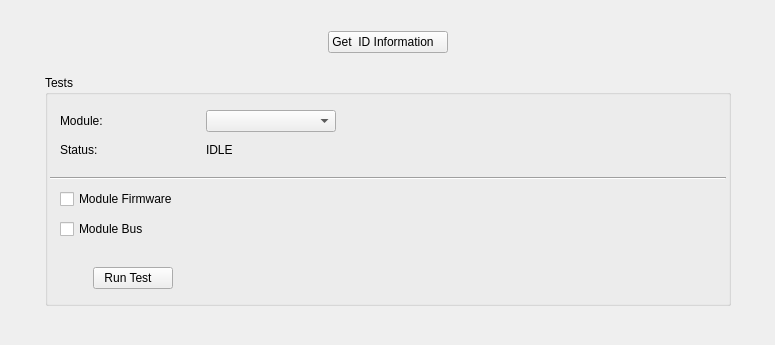
The window that slsDetectorGui/forms/form_tab_debugging.ui (slsdetectorgroup/slsDetectorPackage) describes before a commit, drawn with Qt 5.
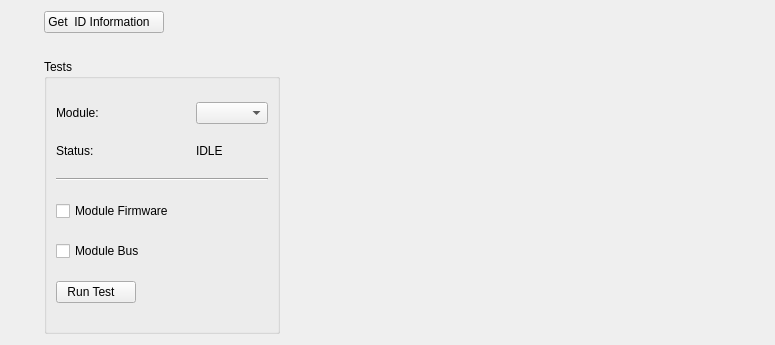
The same window after the commit. Icons and pictures are not drawn.

```diff
--- a/slsDetectorGui/forms/form_tab_debugging.ui
+++ b/slsDetectorGui/forms/form_tab_debugging.ui
@@ -31,64 +31,81 @@
   <property name="windowTitle">
    <string>Form</string>
   </property>
+  <layout class="QGridLayout" name="gridLayout_2">
+   <item row="0" column="0">
+    <widget class="QPushButton" name="btnGetInfo">
+     <property name="sizePolicy">
+      <sizepolicy hsizetype="Fixed" vsizetype="Fixed">
+       <horstretch>0</horstretch>
+       <verstretch>0</verstretch>
+      </sizepolicy>
+     </property>
+     <property name="minimumSize">
+      <size>
+       <width>0</width>
+       <height>0</height>
+      </size>
+     </property>
+     <property name="maximumSize">
+      <size>
+       <width>16777215</width>
+       <height>16777215</height>
+      </size>
+     </property>
+     <property name="text">
+      <string>Get  ID Information   </string>
+     </property>
+     <property name="icon">
+      <iconset resource="../include/icons.qrc">
+       <normaloff>:/icons/images/download.png</normaloff>:/icons/images/download.png</iconset>
+     </property>
+    </widget>
+   </item>
+   <item row="2" column="0">
   <widget class="QGroupBox" name="groupBox">
-   <property name="geometry">
-    <rect>
-     <x>45</x>
-     <y>75</y>
-     <width>686</width>
-     <height>231</height>
-    </rect>
-   </property>
    <property name="focusPolicy">
     <enum>Qt::NoFocus</enum>
    </property>
    <property name="title">
     <string>Tests</string>
    </property>
-   <widget class="QWidget" name="gridLayoutWidget_2">
-    <property name="geometry">
-     <rect>
-      <x>15</x>
-      <y>110</y>
-      <width>149</width>
-      <height>58</height>
-     </rect>
-    </property>
-    <layout class="QGridLayout" name="gridLayout_2">
-     <item row="0" column="0">
-      <widget class="QCheckBox" name="chkDetectorFirmware">
-       <property name="focusPolicy">
-        <enum>Qt::NoFocus</enum>
-       </property>
-       <property name="text">
-        <string>Module Firmware</string>
-       </property>
-      </widget>
+     <layout class="QGridLayout" name="gridLayout">
+      <item row="0" column="1">
+       <spacer name="horizontalSpacer">
+        <property name="orientation">
+         <enum>Qt::Horizontal</enum>
+        </property>
+        <property name="sizeType">
+         <enum>QSizePolicy::Fixed</enum>
+        </property>
+        <property name="sizeHint" stdset="0">
+         <size>
+          <width>10</width>
+          <height>20</height>
+         </size>
+        </property>
+       </spacer>
      </item>
      <item row="1" column="0">
-      <widget class="QCheckBox" name="chkDetectorBus">
-       <property name="focusPolicy">
-        <enum>Qt::NoFocus</enum>
+       <widget class="QLabel" name="lblStatusLabel">
+        <property name="sizePolicy">
+         <sizepolicy hsizetype="Maximum" vsizetype="Fixed">
+          <horstretch>0</horstretch>
+          <verstretch>0</verstretch>
+         </sizepolicy>
+        </property>
+        <property name="maximumSize">
+         <size>
+          <width>150</width>
+          <height>16777215</height>
+         </size>
        </property>
        <property name="text">
-        <string>Module Bus</string>
+         <string>Status:</string>
        </property>
       </widget>
      </item>
-    </layout>
-   </widget>
-   <widget class="QWidget" name="horizontalLayoutWidget">
-    <property name="geometry">
-     <rect>
-      <x>15</x>
-      <y>185</y>
-      <width>147</width>
-      <height>36</height>
-     </rect>
-    </property>
-    <layout class="QHBoxLayout" name="horizontalLayout">
-     <item>
+      <item row="5" column="0">
       <widget class="QPushButton" name="btnTest">
        <property name="sizePolicy">
         <sizepolicy hsizetype="Fixed" vsizetype="Fixed">
@@ -105,18 +122,16 @@
        </property>
       </widget>
      </item>
-    </layout>
-   </widget>
-   <widget class="QWidget" name="gridLayoutWidget_4">
-    <property name="geometry">
-     <rect>
-      <x>15</x>
-      <y>30</y>
-      <width>276</width>
-      <height>32</height>
-     </rect>
-    </property>
-    <layout class="QGridLayout" name="gridLayout_4">
+      <item row="3" column="0">
+       <widget class="QCheckBox" name="chkDetectorFirmware">
+        <property name="focusPolicy">
+         <enum>Qt::NoFocus</enum>
+        </property>
+        <property name="text">
+         <string>Module Firmware</string>
+        </property>
+       </widget>
+      </item>
      <item row="0" column="0">
       <widget class="QLabel" name="lblDetector">
        <property name="sizePolicy">
@@ -142,86 +157,17 @@
        </property>
       </widget>
      </item>
-     <item row="0" column="2">
-      <widget class="QComboBox" name="comboDetector">
-       <property name="sizePolicy">
-        <sizepolicy hsizetype="Preferred" vsizetype="Fixed">
-         <horstretch>0</horstretch>
-         <verstretch>0</verstretch>
-        </sizepolicy>
-       </property>
-       <property name="maximumSize">
-        <size>
-         <width>16777215</width>
-         <height>16777215</height>
-        </size>
-       </property>
-      </widget>
-     </item>
-     <item row="0" column="1">
-      <spacer name="horizontalSpacer">
-       <property name="orientation">
-        <enum>Qt::Horizontal</enum>
-       </property>
-       <property name="sizeType">
-        <enum>QSizePolicy::Fixed</enum>
-       </property>
-       <property name="sizeHint" stdset="0">
-        <size>
-         <width>10</width>
-         <height>20</height>
-        </size>
-       </property>
-      </spacer>
-     </item>
-    </layout>
-   </widget>
-   <widget class="QWidget" name="horizontalLayoutWidget_4">
-    <property name="geometry">
-     <rect>
-      <x>15</x>
-      <y>60</y>
-      <width>276</width>
-      <height>31</height>
-     </rect>
-    </property>
-    <layout class="QHBoxLayout" name="horizontalLayout_4">
-     <item>
-      <widget class="QLabel" name="lblStatusLabel">
-       <property name="sizePolicy">
-        <sizepolicy hsizetype="Maximum" vsizetype="Fixed">
-         <horstretch>0</horstretch>
-         <verstretch>0</verstretch>
-        </sizepolicy>
-       </property>
-       <property name="maximumSize">
-        <size>
-         <width>150</width>
-         <height>16777215</height>
-        </size>
+      <item row="4" column="0">
+       <widget class="QCheckBox" name="chkDetectorBus">
+        <property name="focusPolicy">
+         <enum>Qt::NoFocus</enum>
        </property>
        <property name="text">
-        <string>Status:</string>
+         <string>Module Bus</string>
        </property>
       </widget>
      </item>
-     <item>
-      <spacer name="horizontalSpacer_2">
-       <property name="orientation">
-        <enum>Qt::Horizontal</enum>
-       </property>
-       <property name="sizeType">
-        <enum>QSizePolicy::Fixed</enum>
-       </property>
-       <property name="sizeHint" stdset="0">
-        <size>
-         <width>10</width>
-         <height>20</height>
-        </size>
-       </property>
-      </spacer>
-     </item>
-     <item>
+      <item row="1" column="2" colspan="2">
       <widget class="QLabel" name="lblStatus">
        <property name="sizePolicy">
         <sizepolicy hsizetype="Preferred" vsizetype="Fixed">
@@ -234,69 +180,66 @@
        </property>
       </widget>
      </item>
-    </layout>
-   </widget>
+      <item row="0" column="2" colspan="2">
+       <widget class="QComboBox" name="comboDetector">
+        <property name="sizePolicy">
+         <sizepolicy hsizetype="Preferred" vsizetype="Fixed">
+          <horstretch>0</horstretch>
+          <verstretch>0</verstretch>
+         </sizepolicy>
+        </property>
+        <property name="maximumSize">
+         <size>
+          <width>16777215</width>
+          <height>16777215</height>
+         </size>
+        </property>
+       </widget>
+      </item>
+      <item row="2" column="0" colspan="4">
    <widget class="Line" name="line">
-    <property name="geometry">
-     <rect>
-      <x>5</x>
-      <y>95</y>
-      <width>676</width>
-      <height>16</height>
-     </rect>
-    </property>
     <property name="orientation">
      <enum>Qt::Horizontal</enum>
     </property>
    </widget>
-  </widget>
-  <widget class="QWidget" name="horizontalLayoutWidget_3">
-   <property name="geometry">
-    <rect>
-     <x>45</x>
-     <y>25</y>
-     <width>686</width>
-     <height>34</height>
-    </rect>
-   </property>
-   <layout class="QHBoxLayout" name="horizontalLayout_3">
-    <item>
-     <widget class="QPushButton" name="btnGetInfo">
-      <property name="sizePolicy">
-       <sizepolicy hsizetype="Fixed" vsizetype="Fixed">
-        <horstretch>0</horstretch>
-        <verstretch>0</verstretch>
-       </sizepolicy>
-      </property>
-      <property name="minimumSize">
+      </item>
+     </layout>
+    </widget>
+   </item>
+   <item row="1" column="0">
+    <spacer name="verticalSpacer">
+     <property name="orientation">
+      <enum>Qt::Vertical</enum>
+     </property>
+     <property name="sizeType">
+      <enum>QSizePolicy::Fixed</enum>
+     </property>
+     <property name="sizeHint" stdset="0">
        <size>
-        <width>0</width>
-        <height>0</height>
-       </size>
-      </property>
-      <property name="maximumSize">
+       <width>40</width>
+       <height>20</height>
+      </size>
+     </property>
+    </spacer>
+   </item>
+   <item row="2" column="1">
+    <spacer name="horizontalSpacer_2">
+     <property name="orientation">
+      <enum>Qt::Horizontal</enum>
+     </property>
+     <property name="sizeType">
+      <enum>QSizePolicy::Fixed</enum>
+     </property>
+     <property name="sizeHint" stdset="0">
        <size>
-        <width>16777215</width>
-        <height>16777215</height>
-       </size>
-      </property>
-      <property name="text">
-       <string>Get  ID Information   </string>
-      </property>
-      <property name="icon">
-       <iconset resource="../include/icons.qrc">
-        <normaloff>:/icons/images/download.png</normaloff>:/icons/images/download.png</iconset>
-      </property>
-     </widget>
+       <width>450</width>
+       <height>20</height>
+      </size>
+     </property>
+    </spacer>
     </item>
    </layout>
   </widget>
- </widget>
- <tabstops>
-  <tabstop>btnGetInfo</tabstop>
-  <tabstop>comboDetector</tabstop>
-  <tabstop>btnTest</tabstop>
- </tabstops>
  <resources>
   <include location="../include/icons.qrc"/>
  </resources>
```
Lines whose indentation alone changed are shown as unchanged.
